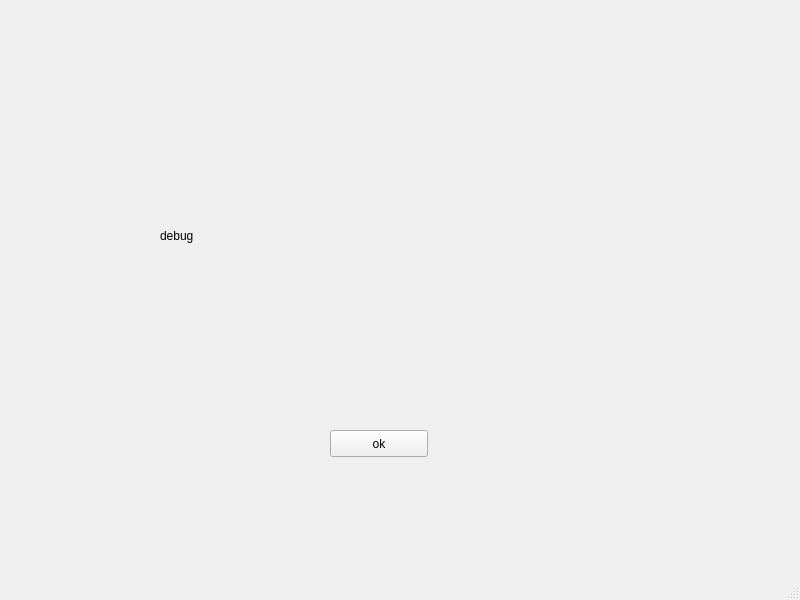
This is kisser.ui in alien9/kisser as Qt 5 draws it before an edit. The edited form follows.
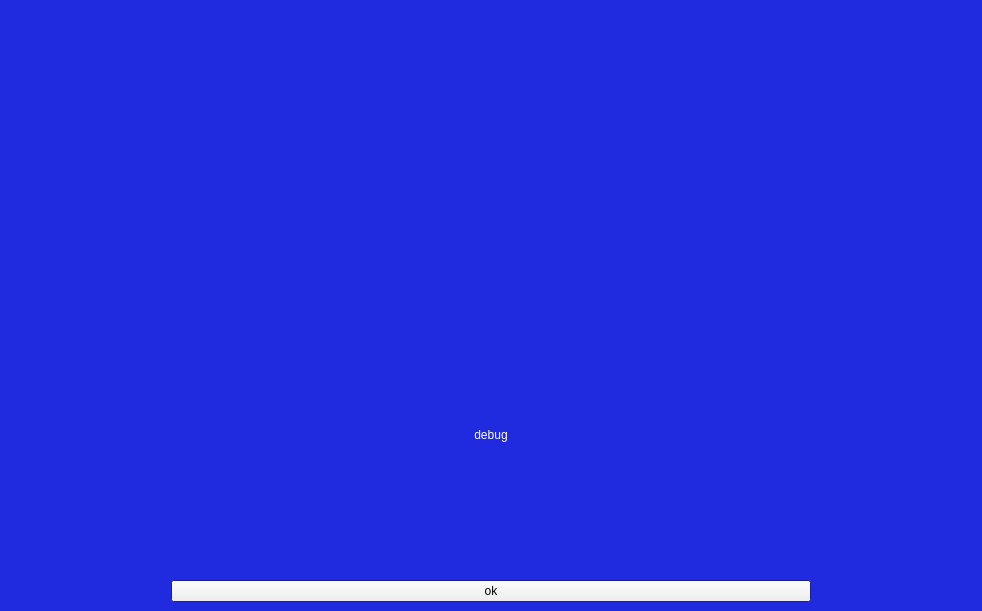
This is the edited form. Icons and pictures are not drawn.

Patch:
```diff
--- a/kisser.ui
+++ b/kisser.ui
@@ -6,52 +6,169 @@
    <rect>
     <x>0</x>
     <y>0</y>
-    <width>800</width>
-    <height>600</height>
+    <width>982</width>
+    <height>611</height>
    </rect>
   </property>
+  <property name="palette">
+   <palette>
+    <active>
+     <colorrole role="WindowText">
+      <brush brushstyle="SolidPattern">
+       <color alpha="255">
+        <red>255</red>
+        <green>255</green>
+        <blue>255</blue>
+       </color>
+      </brush>
+     </colorrole>
+     <colorrole role="Base">
+      <brush brushstyle="SolidPattern">
+       <color alpha="255">
+        <red>255</red>
+        <green>255</green>
+        <blue>255</blue>
+       </color>
+      </brush>
+     </colorrole>
+     <colorrole role="Window">
+      <brush brushstyle="SolidPattern">
+       <color alpha="255">
+        <red>32</red>
+        <green>42</green>
+        <blue>223</blue>
+       </color>
+      </brush>
+     </colorrole>
+    </active>
+    <inactive>
+     <colorrole role="WindowText">
+      <brush brushstyle="SolidPattern">
+       <color alpha="255">
+        <red>255</red>
+        <green>255</green>
+        <blue>255</blue>
+       </color>
+      </brush>
+     </colorrole>
+     <colorrole role="Base">
+      <brush brushstyle="SolidPattern">
+       <color alpha="255">
+        <red>255</red>
+        <green>255</green>
+        <blue>255</blue>
+       </color>
+      </brush>
+     </colorrole>
+     <colorrole role="Window">
+      <brush brushstyle="SolidPattern">
+       <color alpha="255">
+        <red>32</red>
+        <green>42</green>
+        <blue>223</blue>
+       </color>
+      </brush>
+     </colorrole>
+    </inactive>
+    <disabled>
+     <colorrole role="WindowText">
+      <brush brushstyle="SolidPattern">
+       <color alpha="255">
+        <red>118</red>
+        <green>118</green>
+        <blue>117</blue>
+       </color>
+      </brush>
+     </colorrole>
+     <colorrole role="Base">
+      <brush brushstyle="SolidPattern">
+       <color alpha="255">
+        <red>32</red>
+        <green>42</green>
+        <blue>223</blue>
+       </color>
+      </brush>
+     </colorrole>
+     <colorrole role="Window">
+      <brush brushstyle="SolidPattern">
+       <color alpha="255">
+        <red>32</red>
+        <green>42</green>
+        <blue>223</blue>
+       </color>
+      </brush>
+     </colorrole>
+    </disabled>
+   </palette>
+  </property>
   <property name="windowTitle">
    <string>Nivea Lips</string>
   </property>
+  <property name="layoutDirection">
+   <enum>Qt::LeftToRight</enum>
+  </property>
+  <property name="autoFillBackground">
+   <bool>false</bool>
+  </property>
   <widget class="QWidget" name="centralwidget">
-   <widget class="QPushButton" name="pushButton">
-    <property name="geometry">
-     <rect>
-      <x>330</x>
-      <y>430</y>
-      <width>98</width>
-      <height>27</height>
-     </rect>
-    </property>
-    <property name="text">
-     <string>ok</string>
-    </property>
-   </widget>
-   <widget class="QLabel" name="label">
-    <property name="geometry">
-     <rect>
-      <x>160</x>
-      <y>90</y>
-      <width>441</width>
-      <height>291</height>
-     </rect>
-    </property>
-    <property name="text">
-     <string>debug</string>
-    </property>
-   </widget>
+   <layout class="QGridLayout" name="gridLayout">
+    <item row="0" column="0" rowspan="2">
+     <layout class="QVBoxLayout" name="verticalLayout">
+      <property name="sizeConstraint">
+       <enum>QLayout::SetNoConstraint</enum>
+      </property>
+      <item>
+       <widget class="QLabel" name="label_2">
+        <property name="layoutDirection">
+         <enum>Qt::LeftToRight</enum>
+        </property>
+        <property name="text">
+         <string/>
+        </property>
+        <property name="pixmap">
+         <pixmap>logo.jpg</pixmap>
+        </property>
+        <property name="alignment">
+         <set>Qt::AlignCenter</set>
+        </property>
+       </widget>
+      </item>
+      <item>
+       <widget class="QLabel" name="label">
+        <property name="sizePolicy">
+         <sizepolicy hsizetype="Preferred" vsizetype="Preferred">
+          <horstretch>0</horstretch>
+          <verstretch>0</verstretch>
+         </sizepolicy>
+        </property>
+        <property name="maximumSize">
+         <size>
+          <width>640</width>
+          <height>480</height>
+         </size>
+        </property>
+        <property name="autoFillBackground">
+         <bool>false</bool>
+        </property>
+        <property name="text">
+         <string>debug</string>
+        </property>
+        <property name="alignment">
+         <set>Qt::AlignCenter</set>
+        </property>
+       </widget>
+      </item>
+     </layout>
+    </item>
+    <item row="2" column="0">
+     <widget class="QPushButton" name="pushButton">
+      <property name="text">
+       <string>ok</string>
+      </property>
+     </widget>
+    </item>
+   </layout>
   </widget>
-  <widget class="QMenuBar" name="menubar">
-   <property name="geometry">
-    <rect>
-     <x>0</x>
-     <y>0</y>
-     <width>800</width>
-     <height>25</height>
-    </rect>
-   </property>
-  </widget>
-  <widget class="QStatusBar" name="statusbar"/>
   <action name="actionLoad">
    <property name="text">
     <string>load</string>
```
